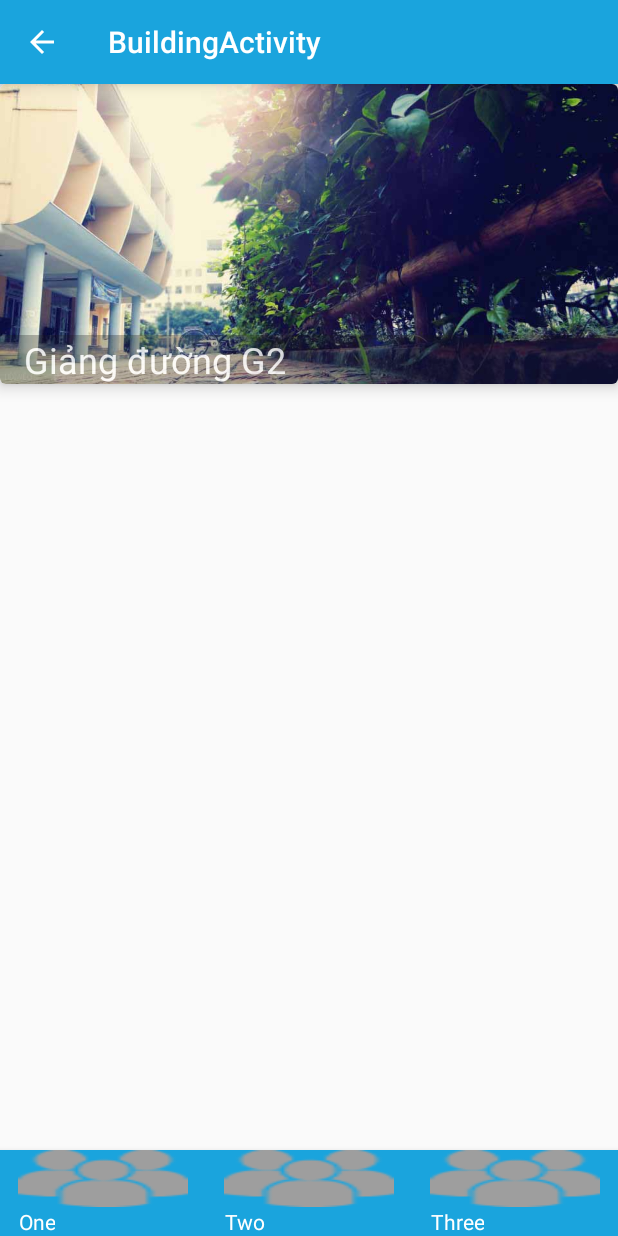
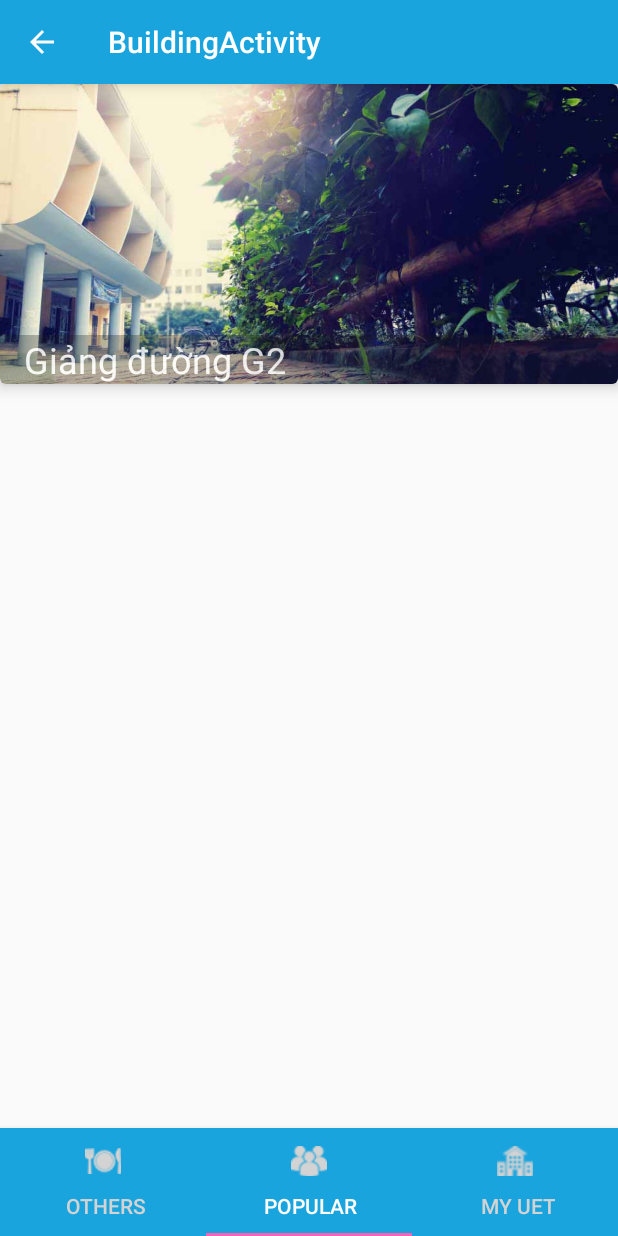
Before and after one commit to Aquarius-VNU/VNUMap, an Android app: the screen it shows after launch (BuildingActivity), on a phone screen of 412 x 824 dp. Run offline under Robolectric (Android 15) with nearby library versions, the phone set to English and light mode, and no system bars.

Commit message:
[BuildingActivity] add icon to tab

```diff
--- a/app/src/main/java/com/aquarius/vnumap/ui/BuildingActivity.java
+++ b/app/src/main/java/com/aquarius/vnumap/ui/BuildingActivity.java
@@ -24,6 +24,8 @@ public class BuildingActivity extends AppCompatActivity {
     private Toolbar toolbar;
     private ViewPager viewPager;
     private TabLayout tabLayout;
+    private final static Integer[] tabs = {
+            R.drawable.ic_other, R.drawable.ic_popular, R.drawable.ic_my_school };
 
 
     @Override
@@ -45,9 +47,9 @@ public class BuildingActivity extends AppCompatActivity {
         viewPager = (ViewPager)findViewById(R.id.view_pager);
 
         ViewPagerAdapter adapter = new ViewPagerAdapter(BuildingActivity.this, getSupportFragmentManager());
-        adapter.addFragment(BuildingFragment.newInstance(1), "One");
-        adapter.addFragment(BuildingFragment.newInstance(2), "Two");
-        adapter.addFragment(BuildingFragment.newInstance(3), "Three");
+        adapter.addFragment(BuildingFragment.newInstance(1), " Others");
+        adapter.addFragment(BuildingFragment.newInstance(2), " Popular");
+        adapter.addFragment(BuildingFragment.newInstance(3), " My UET");
         viewPager.setAdapter(adapter);
 
         viewPager.setCurrentItem(1);
@@ -56,11 +58,11 @@ public class BuildingActivity extends AppCompatActivity {
         tabLayout.setupWithViewPager(viewPager);
 
         for (int i = 0; i < tabLayout.getTabCount(); i++){
-            TabLayout.Tab tab = tabLayout.getTabAt(i);
-            tab.setCustomView(adapter.getTabView(i));
+//            TabLayout.Tab tab = tabLayout.getTabAt(i);
+//            tab.setCustomView(adapter.getTabView(i));
+            tabLayout.getTabAt(i).setIcon(tabs[i]);
         }
     }
-
 
 
     class ViewPagerAdapter extends FragmentPagerAdapter{
@@ -94,16 +96,14 @@ public class BuildingActivity extends AppCompatActivity {
         }
 
 
-        public View getTabView(int position){
-            View tab = LayoutInflater.from(context).inflate(R.layout.custom_tab,null);
-
-            TextView tabName = (TextView) tab.findViewById(R.id.tab_name);
-            tabName.setText(getPageTitle(position));
-
-            ImageView tabImage = (ImageView) tab.findViewById(R.id.tab_image);
-            tabImage.setImageResource(R.drawable.ic_popular);
-            return tab;
-        }
+//        public View getTabView(int position){
+//            View tab = LayoutInflater.from(context).inflate(R.layout.custom_tab,null);
+//
+//            TextView tabName = (TextView) tab.findViewById(R.id.tab_name);
+//            tabName.setText(getPageTitle(position));
+//            tabName.setCompoundDrawablesWithIntrinsicBounds(0, tabs[position], 0, 0);
+//            return tab;
+//        }
     }
 
 
--- a/app/src/main/res/layout/activity_building.xml
+++ b/app/src/main/res/layout/activity_building.xml
@@ -35,6 +35,8 @@
         android:layout_height="wrap_content"
         android:layout_width="match_parent"
         app:tabMode="fixed"
+        app:tabGravity="fill"
+        app:tabIndicatorColor="#fa62b8"
         android:background="?attr/colorPrimary"
         android:elevation="6dp"
         app:tabTextColor="#d3d3d3"
--- a/app/src/main/res/layout/custom_tab.xml
+++ b/app/src/main/res/layout/custom_tab.xml
@@ -4,20 +4,12 @@
     android:layout_width="match_parent"
     android:layout_height="match_parent">
 
-    <ImageView
-        android:id="@+id/tab_image"
-        android:layout_width="match_parent"
-        android:layout_height="match_parent"
-        android:scaleType="fitXY"/>
-
     <TextView
         android:id="@+id/tab_name"
         android:layout_width="wrap_content"
         android:layout_height="match_parent"
-        android:background="?attr/selectableItemBackground"
         android:gravity="center"
-
-        android:textColor="#ffffff"
+        android:textSize="12sp"
         android:singleLine="true"
         />
 
```
Also changed, not shown: app/src/main/res/drawable/ic_my_school.png, app/src/main/res/drawable/ic_other.png, app/src/main/res/drawable/ic_popular.png.
